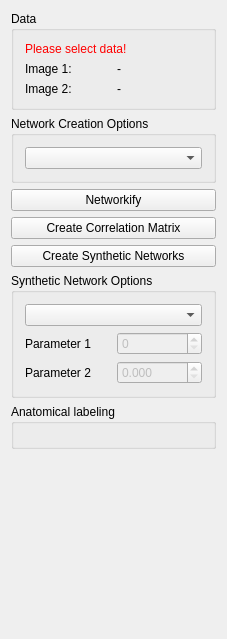
Above: Plugins/org.mitk.gui.qt.diffusionimaging.connectomics/src/internal/QmitkConnectomicsDataViewControls.ui from MITK/MITK before the change. Below: the same form after it.
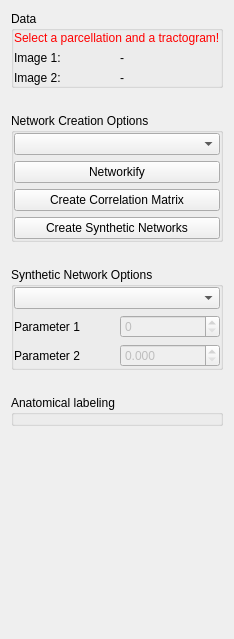
That is the form after the change. Custom widgets are drawn as their Qt base class.

Commit message: Refactor view layout

```diff
--- a/Plugins/org.mitk.gui.qt.diffusionimaging.connectomics/src/internal/QmitkConnectomicsDataViewControls.ui
+++ b/Plugins/org.mitk.gui.qt.diffusionimaging.connectomics/src/internal/QmitkConnectomicsDataViewControls.ui
@@ -6,7 +6,7 @@
    <rect>
     <x>0</x>
     <y>0</y>
-    <width>227</width>
+    <width>231</width>
     <height>639</height>
    </rect>
   </property>
@@ -19,24 +19,39 @@
   <property name="windowTitle">
    <string>QmitkTemplate</string>
   </property>
-  <layout class="QVBoxLayout" name="verticalLayout">
-   <item>
+  <layout class="QGridLayout" name="gridLayout">
+   <property name="verticalSpacing">
+    <number>25</number>
+   </property>
+   <item row="0" column="0">
     <widget class="QGroupBox" name="inputDataGroupBox">
      <property name="title">
       <string>Data</string>
      </property>
-     <layout class="QVBoxLayout" name="verticalLayout_4">
-      <item>
+     <layout class="QGridLayout" name="gridLayout_4">
+      <property name="leftMargin">
+       <number>0</number>
+      </property>
+      <property name="topMargin">
+       <number>0</number>
+      </property>
+      <property name="rightMargin">
+       <number>0</number>
+      </property>
+      <property name="bottomMargin">
+       <number>0</number>
+      </property>
+      <item row="0" column="0">
        <widget class="QLabel" name="lblWarning">
         <property name="styleSheet">
          <string notr="true">QLabel { color: rgb(255, 0, 0) }</string>
         </property>
         <property name="text">
-         <string>Please select data!</string>
+         <string>Select a parcellation and a tractogram!</string>
         </property>
        </widget>
       </item>
-      <item>
+      <item row="1" column="0">
        <layout class="QHBoxLayout" name="horizontalLayout_3">
         <item>
          <widget class="QLabel" name="inputImageOneLabel">
@@ -54,7 +69,7 @@
         </item>
        </layout>
       </item>
-      <item>
+      <item row="2" column="0">
        <layout class="QHBoxLayout" name="horizontalLayout_4">
         <item>
          <widget class="QLabel" name="inputImageTwoLabel">
@@ -75,19 +90,25 @@
      </layout>
     </widget>
    </item>
-   <item>
+   <item row="1" column="0">
     <widget class="QGroupBox" name="networkCreationOptionsGroupBox">
      <property name="title">
       <string>Network Creation Options</string>
      </property>
-     <layout class="QVBoxLayout" name="verticalLayout_2">
-      <item>
-       <widget class="QComboBox" name="mappingStrategyComboBox"/>
-      </item>
-     </layout>
-    </widget>
-   </item>
-   <item>
+     <layout class="QGridLayout" name="gridLayout_2">
+      <property name="leftMargin">
+       <number>0</number>
+      </property>
+      <property name="topMargin">
+       <number>0</number>
+      </property>
+      <property name="rightMargin">
+       <number>0</number>
+      </property>
+      <property name="bottomMargin">
+       <number>0</number>
+      </property>
+      <item row="1" column="0">
     <widget class="QPushButton" name="networkifyPushButton">
      <property name="toolTip">
       <string>Create a network from a parcellation and a fiber image</string>
@@ -97,21 +118,27 @@
      </property>
     </widget>
    </item>
-   <item>
+      <item row="2" column="0">
     <widget class="QPushButton" name="createCorrelationMatrixPushButton">
      <property name="text">
       <string>Create Correlation Matrix</string>
      </property>
     </widget>
    </item>
-   <item>
+      <item row="0" column="0">
+       <widget class="QComboBox" name="mappingStrategyComboBox"/>
+      </item>
+      <item row="3" column="0">
     <widget class="QPushButton" name="syntheticNetworkCreationPushButton">
      <property name="text">
       <string>Create Synthetic Networks</string>
      </property>
     </widget>
    </item>
-   <item>
+     </layout>
+    </widget>
+   </item>
+   <item row="5" column="0">
     <widget class="QGroupBox" name="syntheticNetworkOptionsGroupBox">
      <property name="enabled">
       <bool>true</bool>
@@ -119,11 +146,23 @@
      <property name="title">
       <string>Synthetic Network Options</string>
      </property>
-     <layout class="QVBoxLayout" name="verticalLayout_3">
-      <item>
+     <layout class="QGridLayout" name="gridLayout_3">
+      <property name="leftMargin">
+       <number>0</number>
+      </property>
+      <property name="topMargin">
+       <number>0</number>
+      </property>
+      <property name="rightMargin">
+       <number>0</number>
+      </property>
+      <property name="bottomMargin">
+       <number>0</number>
+      </property>
+      <item row="0" column="0">
        <widget class="QComboBox" name="syntheticNetworkComboBox"/>
       </item>
-      <item>
+      <item row="1" column="0">
        <layout class="QHBoxLayout" name="horizontalLayout">
         <item>
          <widget class="QLabel" name="parameterOneLabel">
@@ -144,7 +183,7 @@
         </item>
        </layout>
       </item>
-      <item>
+      <item row="2" column="0">
        <layout class="QHBoxLayout" name="horizontalLayout_2">
         <item>
          <widget class="QLabel" name="parameterTwoLabel">
@@ -171,7 +210,7 @@
      </layout>
     </widget>
    </item>
-   <item>
+   <item row="6" column="0">
     <widget class="QGroupBox" name="parcellationGroupBox">
      <property name="sizePolicy">
       <sizepolicy hsizetype="Minimum" vsizetype="Fixed">
@@ -182,14 +221,26 @@
      <property name="title">
       <string>Anatomical labeling</string>
      </property>
-     <layout class="QVBoxLayout" name="verticalLayout_5">
-      <item>
+     <layout class="QGridLayout" name="gridLayout_5">
+      <property name="leftMargin">
+       <number>0</number>
+      </property>
+      <property name="topMargin">
+       <number>0</number>
+      </property>
+      <property name="rightMargin">
+       <number>0</number>
+      </property>
+      <property name="bottomMargin">
+       <number>0</number>
+      </property>
+      <item row="0" column="0">
        <widget class="QmitkFreeSurferParcellationWidget" name="parcellationWidget" native="true"/>
       </item>
      </layout>
     </widget>
    </item>
-   <item>
+   <item row="7" column="0">
     <spacer name="verticalSpacer_2">
      <property name="orientation">
       <enum>Qt::Vertical</enum>
```
Lines whose indentation alone changed are shown as unchanged. The commit also changes 94 other files.
